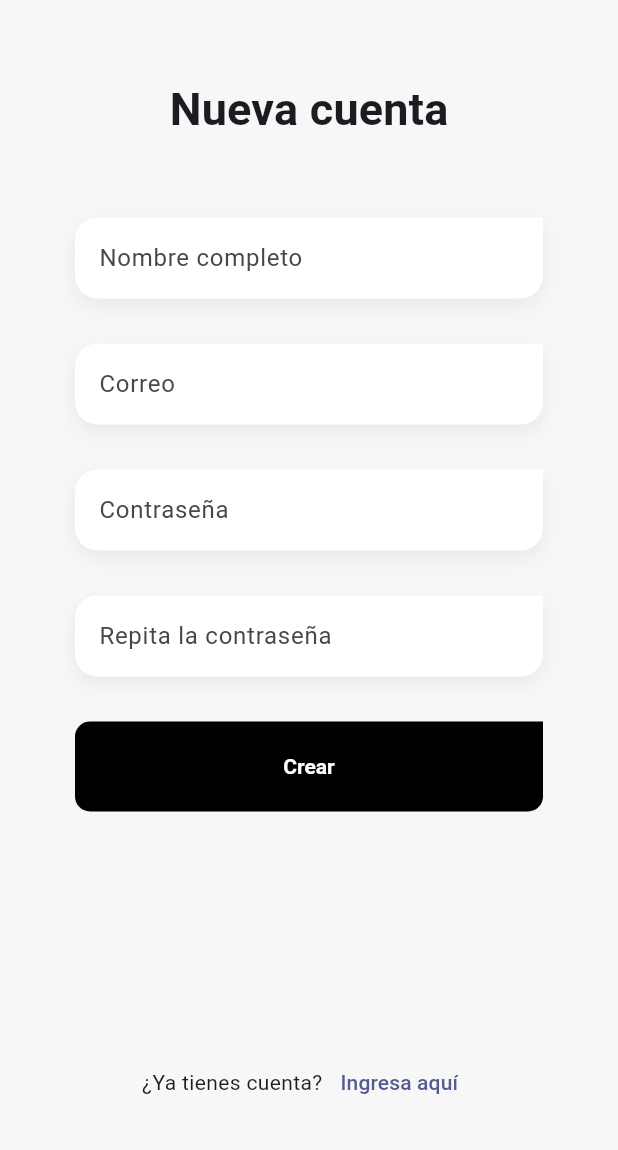
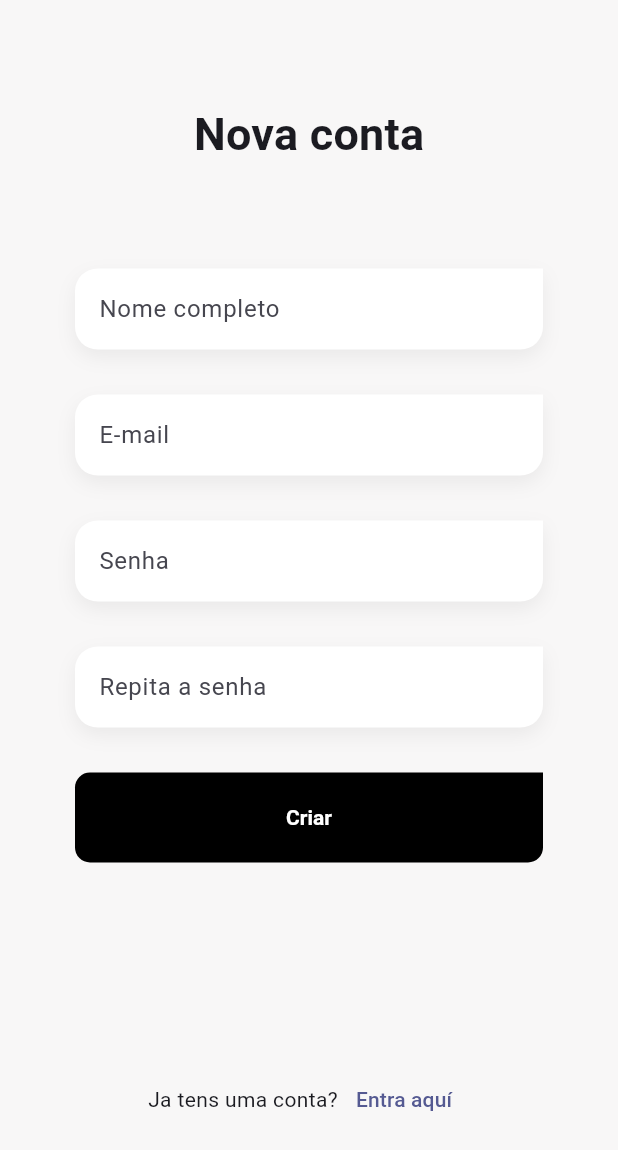
Before and after one commit to eliezerantonio/teslo-app, a Flutter app: the _RegisterForm widget shown alone on an empty page, opened directly, on a phone screen of 412 x 824 dp. Shown: the top 1150 px of the screen. Run offline on Flutter 3.47's test engine with Material 2 defaults, Android fonts, the phone set to English and light mode, and no system bars; our stand-ins replace dio, flutter_dotenv, flutter_riverpod, formz, go_router, google_fonts; project files that could hold a hidden picture were left out.

```diff
--- a/lib/features/auth/infrastructure/datasources/auth_datasource_impl.dart
+++ b/lib/features/auth/infrastructure/datasources/auth_datasource_impl.dart
@@ -26,8 +26,7 @@ class AuthDatasourceImpl extends AuthDataSource {
     } on DioException catch (e) {
       if (e.response?.statusCode == 401) {
         throw CustomError(
-          e.response?.data['message'] ?? 'Credencias inválidos',
-        );
+            e.response?.data['message'] ?? 'Credencias inválidos');
       }
 
       if (e.type == DioExceptionType.connectionTimeout) {
--- a/lib/features/auth/presentation/screens/register_screen.dart
+++ b/lib/features/auth/presentation/screens/register_screen.dart
@@ -33,7 +33,7 @@ class RegisterScreen extends StatelessWidget {
                     icon: const Icon(Icons.arrow_back_rounded,
                         size: 40, color: Colors.white)),
                 const Spacer(flex: 1),
-                Text('Crear cuenta',
+                Text('Criar conta',
                     style:
                         textStyles.titleLarge?.copyWith(color: Colors.white)),
                 const Spacer(flex: 2),
@@ -70,26 +70,26 @@ class _RegisterForm extends StatelessWidget {
       padding: const EdgeInsets.symmetric(horizontal: 50),
       child: Column(
         children: [
-          const SizedBox(height: 50),
-          Text('Nueva cuenta', style: textStyles.titleMedium),
-          const SizedBox(height: 50),
+          const Spacer(),
+          Text('Nova conta', style: textStyles.titleMedium),
+          const Spacer(),
           const CustomTextFormField(
-            label: 'Nombre completo',
+            label: 'Nome completo',
             keyboardType: TextInputType.emailAddress,
           ),
           const SizedBox(height: 30),
           const CustomTextFormField(
-            label: 'Correo',
+            label: 'E-mail',
             keyboardType: TextInputType.emailAddress,
           ),
           const SizedBox(height: 30),
           const CustomTextFormField(
-            label: 'Contraseña',
+            label: 'Senha',
             obscureText: true,
           ),
           const SizedBox(height: 30),
           const CustomTextFormField(
-            label: 'Repita la contraseña',
+            label: 'Repita a senha',
             obscureText: true,
           ),
           const SizedBox(height: 30),
@@ -97,7 +97,7 @@ class _RegisterForm extends StatelessWidget {
               width: double.infinity,
               height: 60,
               child: CustomFilledButton(
-                text: 'Crear',
+                text: 'Criar',
                 buttonColor: Colors.black,
                 onPressed: () {},
               )),
@@ -105,7 +105,7 @@ class _RegisterForm extends StatelessWidget {
           Row(
             mainAxisAlignment: MainAxisAlignment.center,
             children: [
-              const Text('¿Ya tienes cuenta?'),
+              const Text('Ja tens uma conta?'),
               TextButton(
                   onPressed: () {
                     if (context.canPop()) {
@@ -113,7 +113,7 @@ class _RegisterForm extends StatelessWidget {
                     }
                     context.go('/login');
                   },
-                  child: const Text('Ingresa aquí'))
+                  child: const Text('Entra aquí'))
             ],
           ),
           const Spacer(flex: 1),
--- a/pubspec.yaml
+++ b/pubspec.yaml
@@ -15,6 +15,7 @@ dependencies:
   formz: ^0.6.0
   go_router: ^6.2.0
   google_fonts: ^4.0.3
+  shared_preferences: ^2.2.0
 
 dev_dependencies:
   flutter_lints: ^2.0.0
```
Also changed, not shown: lib/features/auth/infrastructure/mappers/user_entity_mapper.dart (+5 -5 lines), lib/features/auth/presentation/providers/auth_provider.dart (+6 -3 lines), pubspec.lock, 4 other files.
